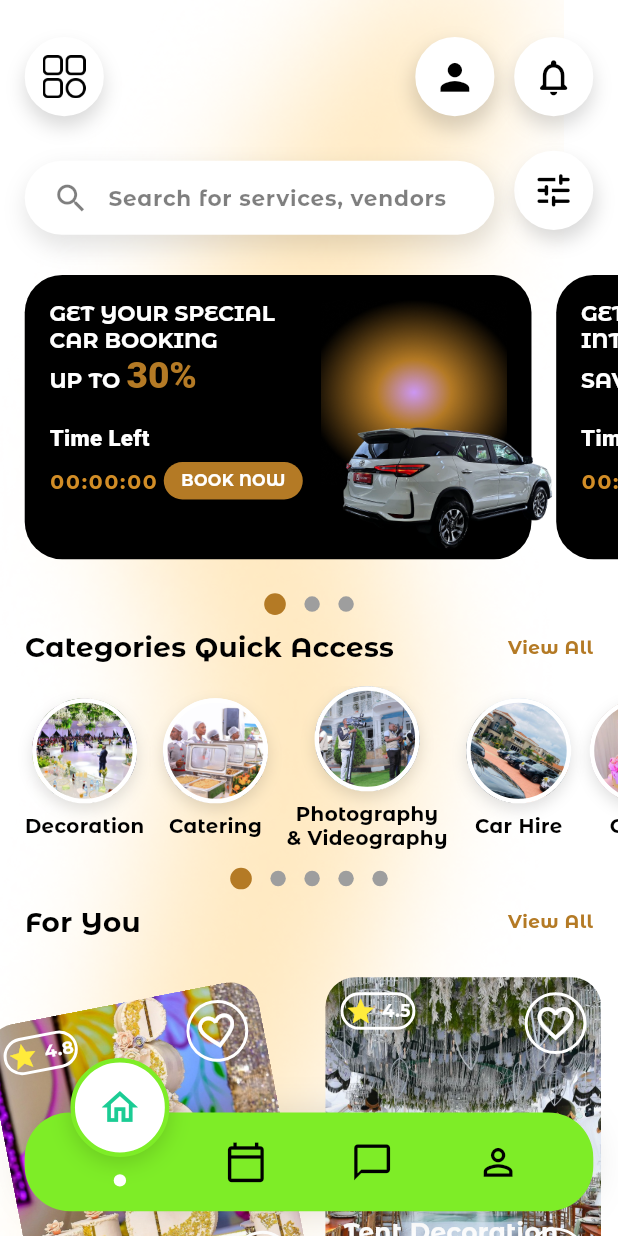
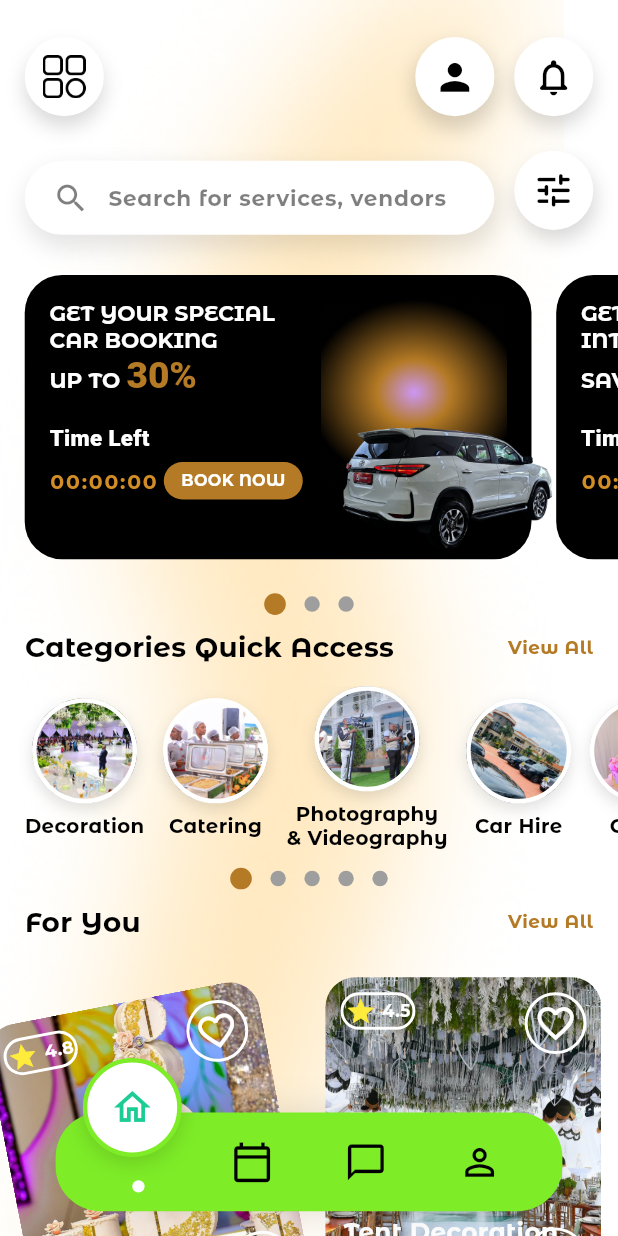
Before and after one commit to Alvin11David/Events-Uganda, a Flutter app: the CustomerHomeScreen screen opened directly, on a phone screen of 412 x 824 dp. Run offline on Flutter 3.47's test engine with Material 3 defaults, Android fonts, the phone set to English and light mode, and no system bars; our stand-ins replace cloud_firestore, firebase_auth, firebase_core, firebase_messaging, google_sign_in, shared_preferences and 1 more; accounts and stored records are empty; Roboto replaces fonts that are missing (Abril Fatface).

```diff
--- a/events_uganda/lib/Bottom_Navbar.dart
+++ b/events_uganda/lib/Bottom_Navbar.dart
@@ -26,7 +26,8 @@ class BottomNavbar extends StatelessWidget {
     final width = MediaQuery.of(context).size.width;
     final barHeight = width * 0.16;
     final iconSize = width * 0.07;
-    final activeLift = barHeight * 0.05; // Adjust this multiplier: lower = closer to bar
+    final activeLift =
+        barHeight * 0.05; // Adjust this multiplier: lower = closer to bar
     final activeCircleSize = width * 0.16;
     final indicatorSize = width * 0.02;
 
@@ -38,7 +39,10 @@ class BottomNavbar extends StatelessWidget {
         children: [
           // Bar background with cutout
           CustomPaint(
-            size: Size(width - width * 0.08, barHeight),
+            size: Size(
+              width - width * 0.18,
+              barHeight,
+            ), // Reduce width: increase the multiplier
             painter: _NavBarPainter(
               barColor: const Color(0xFF7EED27),
               activeIndex: activeIndex,
@@ -68,8 +72,14 @@ class BottomNavbar extends StatelessWidget {
                       clipBehavior: Clip.none,
                       children: [
                         if (isActive)
-                          Positioned(
-                            top: -(activeLift + activeCircleSize / 2),
+                          Transform.translate(
+                            offset: Offset(
+                              index >= 2
+                                  ? width * 0.01
+                                  : -width *
+                                        0.01, // Move right for chat & profile, left for home & calendar
+                              -(activeLift + activeCircleSize / 2),
+                            ),
                             child: Container(
                               width: activeCircleSize,
                               height: activeCircleSize,
@@ -104,7 +114,7 @@ class BottomNavbar extends StatelessWidget {
                         // White dot indicator below active icon
                         if (isActive)
                           Positioned(
-                            bottom: barHeight * 0.25,
+                            bottom: barHeight * 0.19,
                             child: Container(
                               width: indicatorSize,
                               height: indicatorSize,
```
